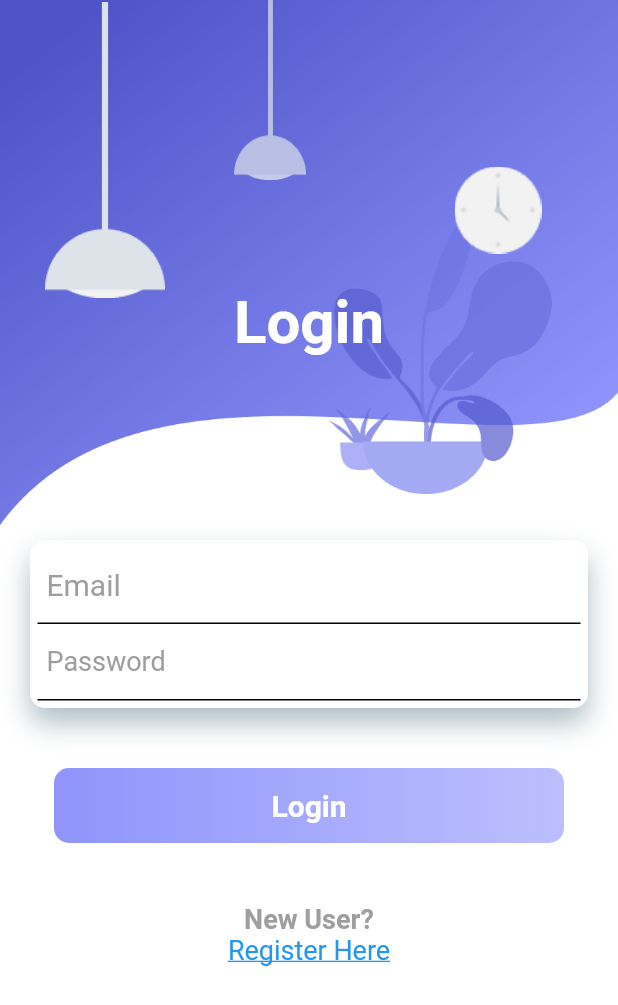
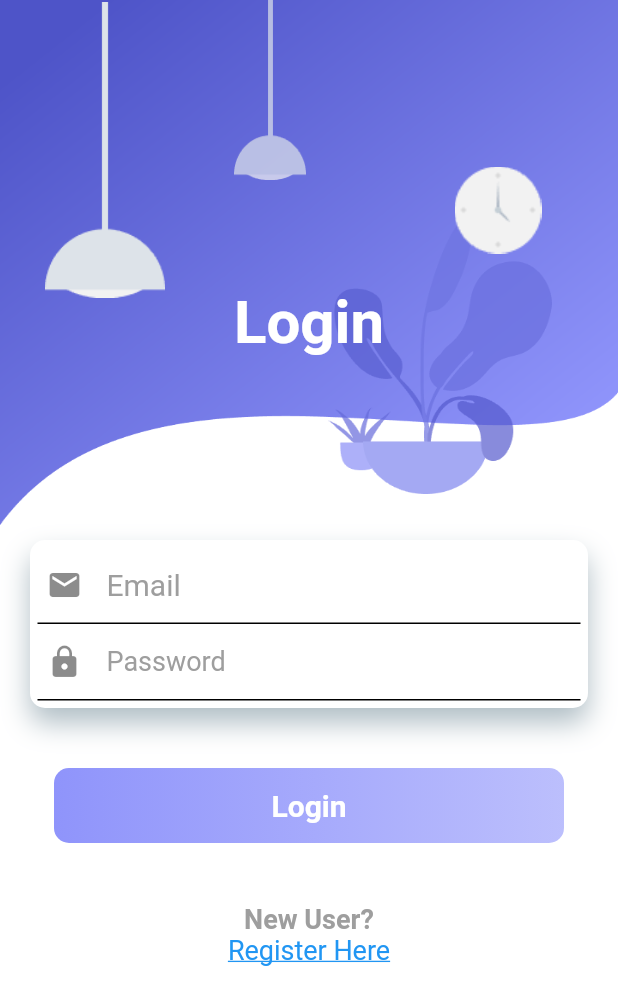
Before and after one commit to Deepanshuchauhan123/Reminder_Me_App, a Flutter app: the Register screen opened directly, after a tap on "Login Here", on a phone screen of 412 x 824 dp. Shown: the top 1005 px of the screen. Run offline on Flutter 3.47's test engine with Material 2 defaults, Android fonts, the phone set to English and light mode, and no system bars; our stand-ins replace firebase_auth; accounts and stored records are empty.

```diff
--- a/lib/Register.dart
+++ b/lib/Register.dart
@@ -2,6 +2,8 @@ import 'package:flutter/material.dart';
 import 'package:to_do_app/main.dart';
 
 class Register extends StatelessWidget {
+  String _name,_email,_password,_confirmpassword;
+
   @override
   Widget build(BuildContext context) {
     return Scaffold(
@@ -100,6 +102,7 @@ class Register extends StatelessWidget {
                           ),
                         ],
                       ),
+                      child: new Form(
                         child: Column(
                           children: <Widget>[
                             Container(
@@ -111,8 +114,9 @@ class Register extends StatelessWidget {
                                   ),
                                 ),
                               ),
-                            child: TextField(
+                              child: TextFormField(
                                 decoration: InputDecoration(
+                                  icon: Icon(Icons.person),
                                   border: InputBorder.none,
                                   hintText: "Name",
                                   hintStyle: TextStyle(
@@ -120,6 +124,9 @@ class Register extends StatelessWidget {
                                     fontSize: 20,
                                   ),
                                 ),
+                                validator: (value)=> value.isEmpty? 'Name can\'t be empty'
+                                    : null,
+                                onSaved: (value)=>_name= value.trim(),
                               ),
                             ),
                             Container(
@@ -131,8 +138,9 @@ class Register extends StatelessWidget {
                                   ),
                                 ),
                               ),
-                            child: TextField(
+                              child: TextFormField(
                                 decoration: InputDecoration(
+                                  icon: Icon(Icons.email),
                                   border: InputBorder.none,
                                   hintText: "Email",
                                   hintStyle: TextStyle(
@@ -140,6 +148,9 @@ class Register extends StatelessWidget {
                                     fontSize: 20,
                                   ),
                                 ),
+                                validator: (value)=> value.isEmpty? 'Email can\'t be empty'
+                                    : null,
+                                onSaved: (value)=>_email= value.trim(),
                               ),
                             ),
                             Container(
@@ -151,8 +162,9 @@ class Register extends StatelessWidget {
                                   ),
                                 ),
                               ),
-                            child: TextField(
+                              child: TextFormField(
                                 decoration: InputDecoration(
+                                  icon: Icon(Icons.lock_outline),
                                   border: InputBorder.none,
                                   hintText: "Password",
                                   hintStyle: TextStyle(
@@ -160,6 +172,9 @@ class Register extends StatelessWidget {
                                     fontSize: 20,
                                   ),
                                 ),
+                                validator: (value)=> value.isEmpty? 'Password can\'t be empty'
+                                    : null,
+                                onSaved: (value)=>_name= value.trim(),
                               ),
                             ),
                             Container(
@@ -171,8 +186,9 @@ class Register extends StatelessWidget {
                                   ),
                                 ),
                               ),
-                            child: TextField(
+                              child: TextFormField(
                                 decoration: InputDecoration(
+                                  icon: Icon(Icons.lock),
                                   border: InputBorder.none,
                                   hintText: "Confirm Password",
                                   hintStyle: TextStyle(
@@ -180,12 +196,18 @@ class Register extends StatelessWidget {
                                     fontSize: 20,
                                   ),
                                 ),
+                                validator: (value)=> value.isEmpty? 'Confirm Password can\'t be empty'
+                                    : null,
+                                onSaved: (value)=>_name= value.trim(),
                               ),
                             ),
                           ],
                         ),
                       ),
-                    SizedBox(height: 40,),
+                    ),
+                    SizedBox(
+                      height: 40,
+                    ),
                     Container(
                       height: 50,
                       decoration: BoxDecoration(
@@ -247,5 +269,4 @@ class Register extends StatelessWidget {
   }
 }
 
-
 //implementation 'com.google.firebase:firebase-analytics:17.2.2'
--- a/lib/main.dart
+++ b/lib/main.dart
@@ -1,6 +1,7 @@
 import 'package:flutter/material.dart';
 import 'package:to_do_app/Homepage.dart';
 import 'Register.dart';
+import 'package:firebase_auth/firebase_auth.dart';
 
 void main() {
   runApp(
@@ -12,19 +13,32 @@ void main() {
 }
 
 class LoginPage extends StatelessWidget {
-
-  final formkey= new GlobalKey<FormState>();
+  final _formkey = new GlobalKey<FormState>();
   String _email;
   String _password;
+  String _errorMessage = "";
 
-  void validateAndSave(){
-    final form=formkey.currentState;
-    if(form.validate()){
-      print("Form is valid");
-    }else{
-      print("Not valid");
+  bool validateAndSave() {
+    final form = _formkey.currentState;
+    if (form.validate()) {
+      form.save();
+      return true;
+    } else
+      return false;
+  }
+
+  void validateAndSubmit() async {
+    if (validateAndSave()) {
+      try {
+        AuthResult firebaseUser = await FirebaseAuth.instance
+            .signInWithEmailAndPassword(email: _email, password: _password);
+        print('auth $firebaseUser');
+      } catch (e) {
+        print('Error: $e');
       }
     }
+  }
+
   @override
   Widget build(BuildContext context) {
     return Scaffold(
@@ -123,7 +137,8 @@ class LoginPage extends StatelessWidget {
                           ),
                         ],
                       ),
-                      key: formkey,
+                      child: new Form(
+                        key: _formkey,
                         child: Column(
                           children: <Widget>[
                             Container(
@@ -135,8 +150,13 @@ class LoginPage extends StatelessWidget {
                                   ),
                                 ),
                               ),
-                            child: TextField(
+                              child: TextFormField(
+                                keyboardType: TextInputType.emailAddress,
+                                autofocus: false,
                                 decoration: InputDecoration(
+                                  icon: new Icon(
+                                    Icons.mail,
+                                  ),
                                   border: InputBorder.none,
                                   hintText: "Email",
                                   hintStyle: TextStyle(
@@ -144,7 +164,10 @@ class LoginPage extends StatelessWidget {
                                     fontSize: 20,
                                   ),
                                 ),
-
+                                validator: (value) => value.isEmpty
+                                    ? 'Email can\'t be empty'
+                                    : null,
+                                onSaved: (value) => _email = value.trim(),
                               ),
                             ),
                             Container(
@@ -156,33 +179,31 @@ class LoginPage extends StatelessWidget {
                                   ),
                                 ),
                               ),
-                            child: TextField(
+                              child: TextFormField(
+                                autofocus: false,
                                 decoration: InputDecoration(
-
+                                  icon: new Icon(Icons.lock),
                                   border: InputBorder.none,
                                   hintText: "Password",
-
-                                hintStyle:
-                                    TextStyle(color: Colors.grey, fontSize: 18),
+                                  hintStyle: TextStyle(
+                                      color: Colors.grey, fontSize: 18),
                                 ),
+                                validator: (value) => value.isEmpty
+                                    ? 'Password can\'t be empty'
+                                    : null,
+                                onSaved: (value) => _password = value.trim(),
                                 obscureText: true,
                               ),
                             ),
                           ],
                         ),
                       ),
+                    ),
                     SizedBox(
                       height: 40.0,
                     ),
                     FlatButton(
-                      onPressed: () {
-                        Navigator.push(
-                          context,
-                          MaterialPageRoute(
-                            builder: (context) => HomePage(),
-                          ),
-                        );
-                      },
+                      onPressed: validateAndSubmit,
                       child: Container(
                         height: 50,
                         decoration: BoxDecoration(
@@ -231,7 +252,9 @@ class LoginPage extends StatelessWidget {
                             builder: (context) => Register(),
                           ),
                         );
-                        }),
+                      },
+                    ),
+                    _showerrormessage(),
                   ],
                 ),
               ),
@@ -241,7 +264,22 @@ class LoginPage extends StatelessWidget {
       ),
     );
   }
-  void signIn(){
 
+  Widget _showerrormessage() {
+    if (_errorMessage.length > 0 && _errorMessage != null) {
+      return new Text(
+        _errorMessage,
+        style: TextStyle(
+          fontSize: 13.0,
+          color: Colors.red,
+          height: 1.0,
+          fontWeight: FontWeight.w300,
+        ),
+      );
+    } else {
+      return new Container(
+        height: 0.0,
+      );
     }
   }
+}
```
Lines whose indentation alone changed are shown as unchanged.
